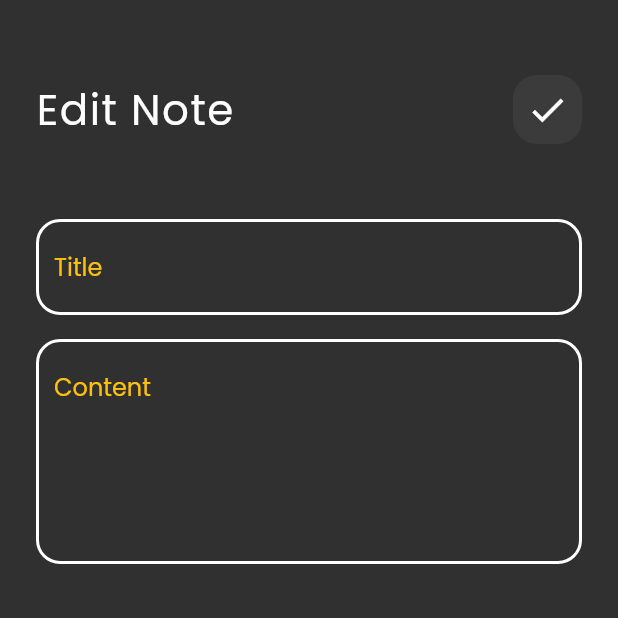
After one commit to ahmedghaly15/Notes-App, a Flutter app: the screen it shows after launch, after a tap on "FLutter", on a phone screen of 412 x 824 dp, the top half of it. The commit adds this screen. Run offline on Flutter 3.47's test engine with Material 2 defaults, Android fonts, the phone set to English and light mode, and no system bars; our stand-ins replace font_awesome_flutter.

Commit message:
Edit Note View UI is Finished

```diff
--- /dev/null
+++ b/lib/views/edit_note_view.dart
@@ -0,0 +1,14 @@
+import 'package:flutter/material.dart';
+
+import '../widgets/edit_note_view_body.dart';
+
+class EditeNoteView extends StatelessWidget {
+  const EditeNoteView({super.key});
+
+  @override
+  Widget build(BuildContext context) {
+    return const Scaffold(
+      body: EditNoteViewBody(),
+    );
+  }
+}
--- a/lib/widgets/add_new_note_bottom_sheet.dart
+++ b/lib/widgets/add_new_note_bottom_sheet.dart
@@ -8,9 +8,9 @@ class AddNewNoteBottomSheet extends StatelessWidget {
 
   @override
   Widget build(BuildContext context) {
-    return Padding(
-      padding: const EdgeInsets.symmetric(horizontal: 16),
-      child: SingleChildScrollView(
+    return SingleChildScrollView(
+      child: Padding(
+        padding: const EdgeInsets.symmetric(horizontal: 16),
         child: Column(
           children: <Widget>[
             const SizedBox(
--- a/lib/widgets/custom_app_bar.dart
+++ b/lib/widgets/custom_app_bar.dart
@@ -1,22 +1,24 @@
 import 'package:flutter/material.dart';
-import 'package:notes_app/widgets/custom_search_icon.dart';
+import 'package:notes_app/widgets/custom_icon.dart';
 
 class CustomAppBar extends StatelessWidget {
-  const CustomAppBar({super.key});
+  final String title;
+  final IconData icon;
+  const CustomAppBar({super.key, required this.title, required this.icon});
 
   @override
   Widget build(BuildContext context) {
     return Row(
-      children: const <Widget>[
+      children: <Widget>[
         Text(
-          "Notes",
-          style: TextStyle(
+          title,
+          style: const TextStyle(
             fontSize: 28,
             letterSpacing: 1,
           ),
         ),
-        Spacer(),
-        CustomSearchIcon(),
+        const Spacer(),
+        CustomIcon(icon: icon),
       ],
     );
   }
--- a/lib/widgets/custom_search_icon.dart
+++ b/lib/widgets/custom_icon.dart
@@ -1,7 +1,8 @@
 import 'package:flutter/material.dart';
 
-class CustomSearchIcon extends StatelessWidget {
-  const CustomSearchIcon({super.key});
+class CustomIcon extends StatelessWidget {
+  final IconData icon;
+  const CustomIcon({super.key, required this.icon});
 
   @override
   Widget build(BuildContext context) {
@@ -12,9 +13,9 @@ class CustomSearchIcon extends StatelessWidget {
         borderRadius: BorderRadius.circular(16),
         color: Colors.white.withOpacity(0.05),
       ),
-      child: const Center(
+      child: Center(
         child: Icon(
-          Icons.search,
+          icon,
           size: 28,
         ),
       ),
--- a/lib/widgets/custom_note_item.dart
+++ b/lib/widgets/custom_note_item.dart
@@ -1,12 +1,21 @@
 import 'package:flutter/material.dart';
 import 'package:font_awesome_flutter/font_awesome_flutter.dart';
+import 'package:notes_app/views/edit_note_view.dart';
+import 'package:notes_app/widgets/edit_note_view_body.dart';
 
 class NoteItem extends StatelessWidget {
   const NoteItem({super.key});
 
   @override
   Widget build(BuildContext context) {
-    return Card(
+    return GestureDetector(
+      onTap: () {
+        Navigator.push(
+          context,
+          MaterialPageRoute(builder: (context) => const EditeNoteView()),
+        );
+      },
+      child: Card(
         margin: const EdgeInsets.symmetric(vertical: 4),
         shape: RoundedRectangleBorder(
           borderRadius: BorderRadius.circular(16),
@@ -61,6 +70,7 @@ class NoteItem extends StatelessWidget {
             ],
           ),
         ),
+      ),
     );
   }
 }
--- /dev/null
+++ b/lib/widgets/edit_note_view_body.dart
@@ -0,0 +1,35 @@
+import 'package:flutter/material.dart';
+import 'package:notes_app/widgets/custom_app_bar.dart';
+import 'package:notes_app/widgets/custom_text_field.dart';
+
+class EditNoteViewBody extends StatelessWidget {
+  const EditNoteViewBody({super.key});
+
+  @override
+  Widget build(BuildContext context) {
+    return Padding(
+      padding: const EdgeInsets.symmetric(horizontal: 24),
+      child: Column(
+        children: const <Widget>[
+          SizedBox(
+            height: 50,
+          ),
+          CustomAppBar(title: 'Edit Note', icon: Icons.check),
+          SizedBox(
+            height: 50,
+          ),
+          CustomTextField(
+            hint: 'Title',
+          ),
+          SizedBox(
+            height: 16,
+          ),
+          CustomTextField(
+            hint: 'Content',
+            maxLines: 5,
+          ),
+        ],
+      ),
+    );
+  }
+}
--- a/lib/widgets/notes_view_body.dart
+++ b/lib/widgets/notes_view_body.dart
@@ -15,7 +15,10 @@ class NotesViewBody extends StatelessWidget {
           SizedBox(
             height: 50,
           ),
-          CustomAppBar(),
+          CustomAppBar(
+            title: 'Notes',
+            icon: Icons.search,
+          ),
           // NoteItem(),
           Expanded(
             child: NotesListView(),
```
Lines whose indentation alone changed are shown as unchanged.
